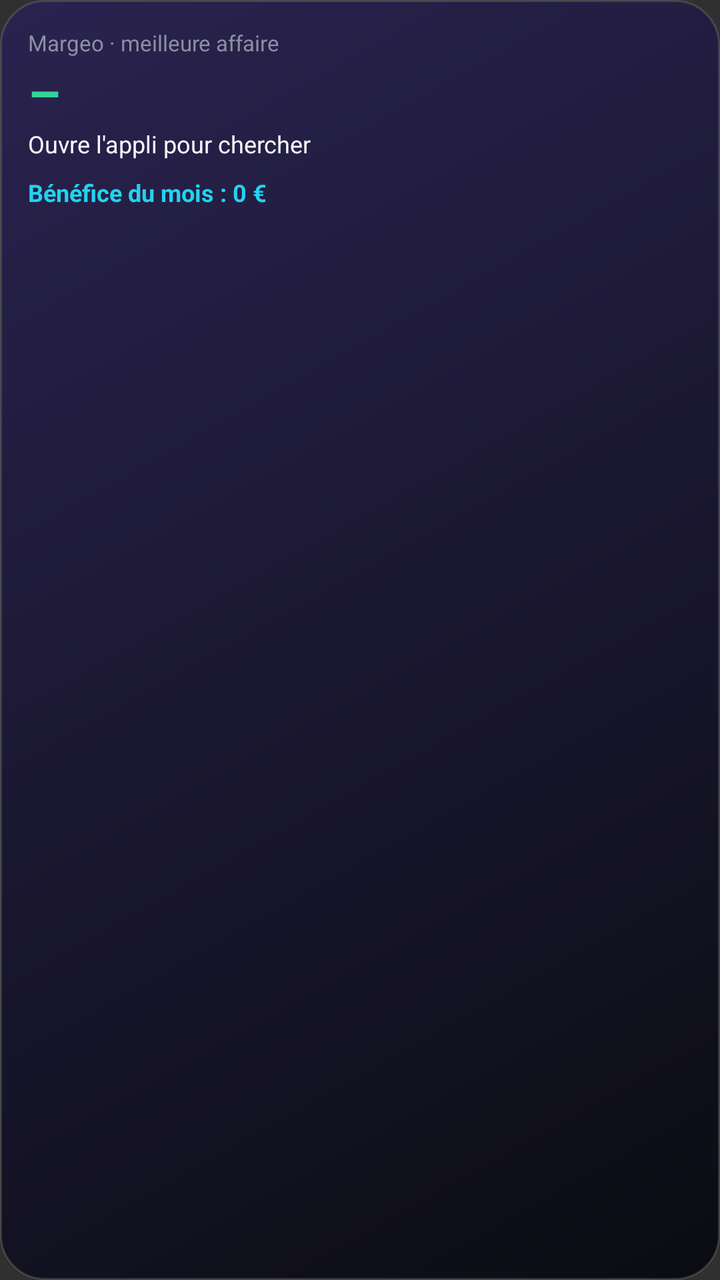
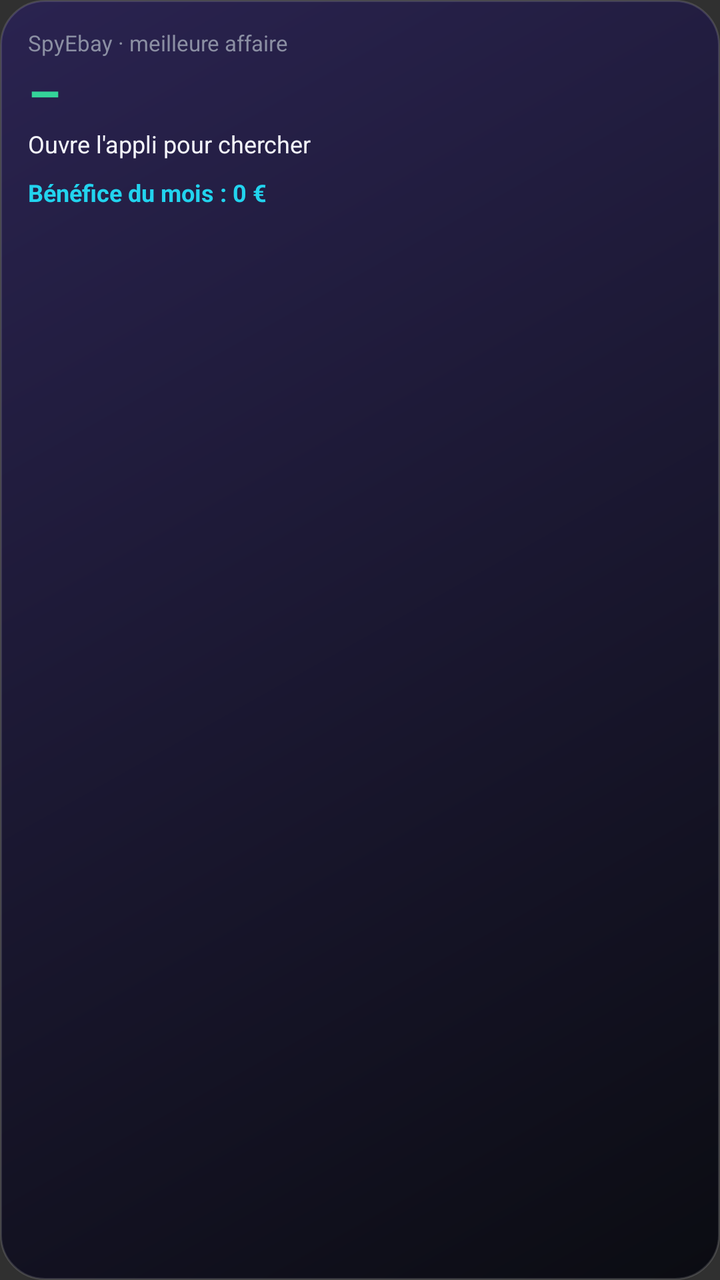

Compare the two renders of this Android layout. The source of the first and the diff that turns it into the second are given below.
<!-- AndroidManifest.xml: application theme android:Theme.Material.NoActionBar -->
<!-- res/layout/widget.xml -->
<?xml version="1.0" encoding="utf-8"?>
<LinearLayout xmlns:android="http://schemas.android.com/apk/res/android"
    android:id="@+id/w_root"
    android:layout_width="match_parent"
    android:layout_height="match_parent"
    android:background="@drawable/widget_bg"
    android:orientation="vertical"
    android:padding="14dp">

    <TextView
        android:layout_width="wrap_content"
        android:layout_height="wrap_content"
        android:text="Margeo · meilleure affaire"
        android:textColor="#8B8FA3"
        android:textSize="11sp" />

    <TextView
        android:id="@+id/w_best"
        android:layout_width="wrap_content"
        android:layout_height="wrap_content"
        android:text="–"
        android:textColor="#34D399"
        android:textSize="26sp"
        android:textStyle="bold" />

    <TextView
        android:id="@+id/w_title"
        android:layout_width="match_parent"
        android:layout_height="wrap_content"
        android:ellipsize="end"
        android:maxLines="1"
        android:text="Ouvre l'appli pour chercher"
        android:textColor="#F4F5FB"
        android:textSize="12sp" />

    <TextView
        android:id="@+id/w_month"
        android:layout_width="wrap_content"
        android:layout_height="wrap_content"
        android:layout_marginTop="8dp"
        android:text="Bénéfice du mois : 0 €"
        android:textColor="#22D3EE"
        android:textSize="12sp"
        android:textStyle="bold" />
</LinearLayout>
<!-- resources referenced by this layout -->
<resources>
  <!-- drawable widget_bg (drawable) -->
  <?xml version="1.0" encoding="utf-8"?>
  <shape xmlns:android="http://schemas.android.com/apk/res/android" android:shape="rectangle">
      <corners android:radius="22dp" />
      <gradient android:angle="315" android:startColor="#2A2350" android:endColor="#0B0C12" />
      <stroke android:width="1dp" android:color="#22FFFFFF" />
  </shape>
</resources>

<!-- the commit's change to res/layout/widget.xml (unified diff, before → after) -->
@@ -10,7 +10,7 @@
     <TextView
         android:layout_width="wrap_content"
         android:layout_height="wrap_content"
-        android:text="Margeo · meilleure affaire"
+        android:text="SpyEbay · meilleure affaire"
         android:textColor="#8B8FA3"
         android:textSize="11sp" />
 
